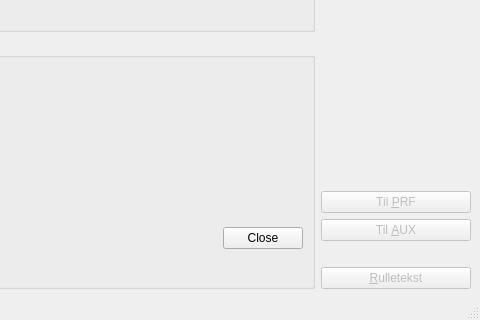
Before: the Qt Designer form src/gui/pling-plong-odometer.ui in havardgulldahl/pling-plong-odometer, drawn with Qt 5; both pictures show x 420 to 900 and y 377 to 697 of the 900 by 697 pixel window.
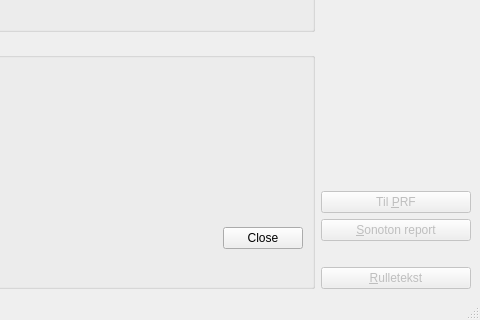
After: the same form once the commit is applied. Icons and pictures are not drawn.

Commit message: Some minor changes regarding aux report dialog

Patch:
```diff
--- a/src/gui/pling-plong-odometer.ui
+++ b/src/gui/pling-plong-odometer.ui
@@ -388,7 +388,7 @@
          <bool>false</bool>
         </property>
         <property name="text">
-         <string>Til &amp;AUX</string>
+         <string>&amp;Sonoton report</string>
         </property>
        </widget>
       </item>
```
Left out of the diff: 3 changed lines with no effect on the pictures. The commit also changes 2 other files.
